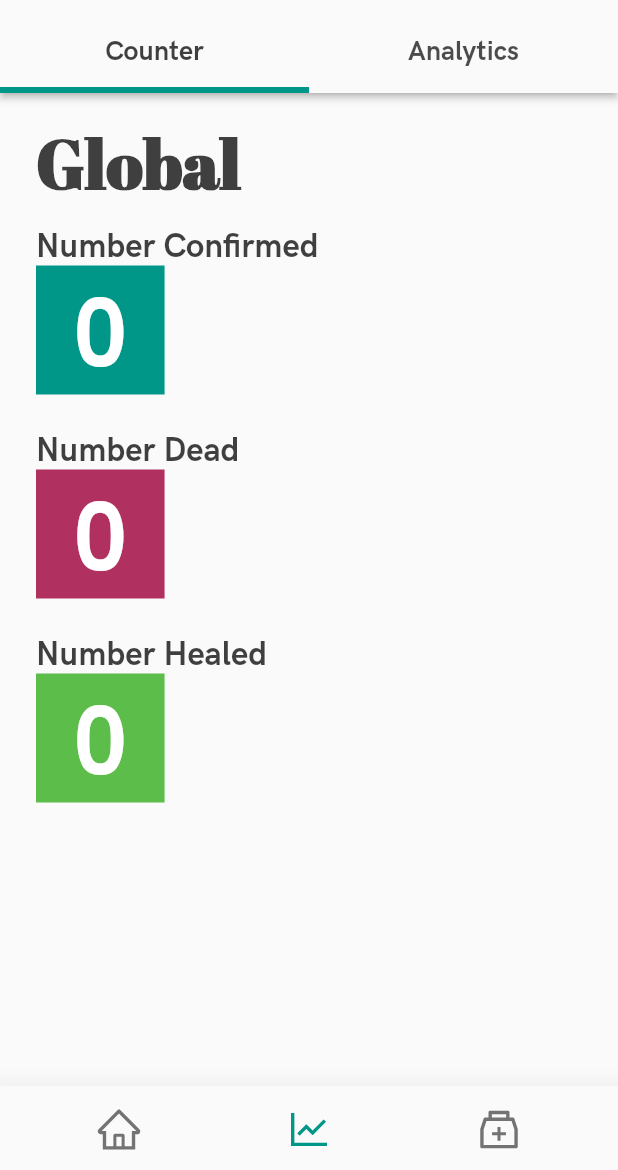
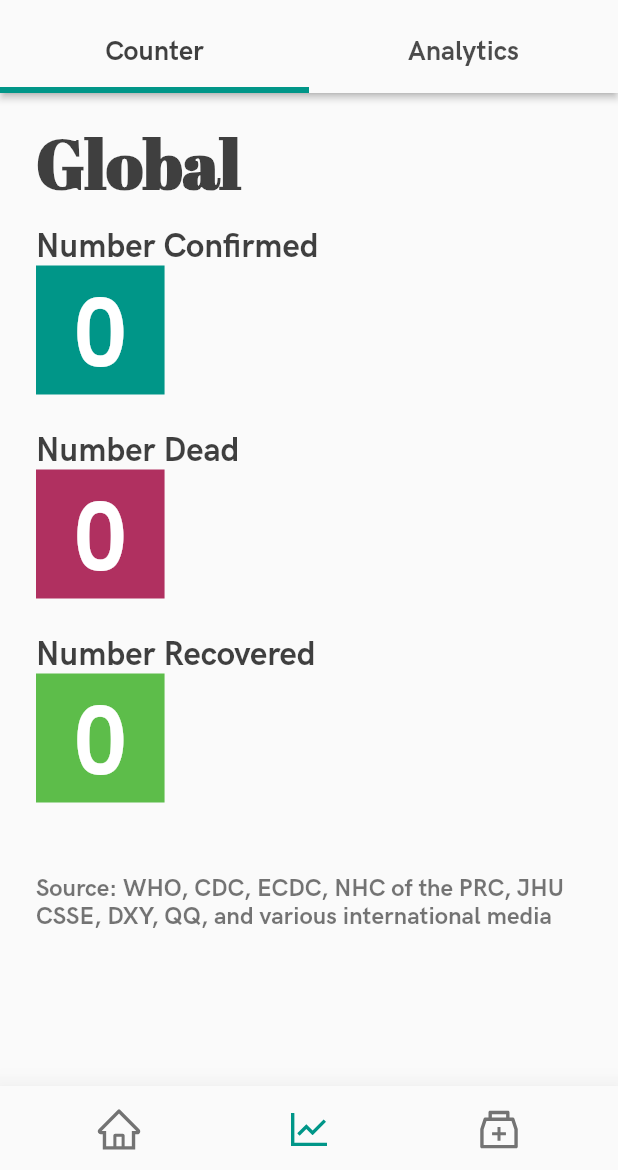
Before and after one commit to theleadio/corona_flutter, a Flutter app: the screen it shows after launch, item 2 of the bottom bar chosen, on a phone screen of 412 x 824 dp, the part 66-1236 px from its top. Run offline on Flutter 3.47's test engine with Material 2 defaults, Android fonts, the phone set to English and light mode, and no system bars; our stand-ins replace ant_icons, built_collection, built_value, cached_network_image, flutter_svg, recase and 3 more; missing offline and left inert: draggable_scrollbar, flag, flutter_custom_tabs; generated files the repository leaves out were written again; network calls fail.

```diff
--- a/lib/model/model.dart
+++ b/lib/model/model.dart
@@ -40,14 +40,10 @@ abstract class StatsCounter implements Built<StatsCounter, StatsCounterBuilder>
   static Serializer<StatsCounter> get serializer => _$statsCounterSerializer;
 
   @nullable
-  int get country;
+  String get country;
 
   @BuiltValueField(wireName: 'num_confirm')
   int get numConfirm;
-
-  @nullable
-  @BuiltValueField(wireName: 'num_suspect')
-  int get numSuspect;
 
   @BuiltValueField(wireName: 'num_dead')
   int get numDead;
@@ -56,8 +52,8 @@ abstract class StatsCounter implements Built<StatsCounter, StatsCounterBuilder>
   int get numHeal;
 
   @nullable
-  @BuiltValueField(wireName: 'posted_date')
-  String get postedDate;
+  @BuiltValueField(wireName: 'created')
+  String get created;
 
   factory StatsCounter([Function(StatsCounterBuilder) updates]) = _$StatsCounter;
   StatsCounter._();
--- a/lib/pages/statistics/counter_page.dart
+++ b/lib/pages/statistics/counter_page.dart
@@ -73,9 +73,24 @@ class _CounterPageState extends State<CounterPage>
             number: widget.statsService.stats?.numDead ?? 0,
           ),
           CounterWrapper(
-            title: 'Number Healed',
+            title: 'Number Recovered',
             color: Color(0xFF5DBD4A),
             number: widget.statsService.stats?.numHeal ?? 0,
+          ),
+          Padding(
+            padding: const EdgeInsets.only(
+              left: 24.0,
+              right: 24.0,
+              top: 36.0,
+            ),
+            child: Text(
+              'Source: WHO, CDC, ECDC, NHC of the PRC, JHU CSSE, DXY, QQ, and various international media',
+              style: TextStyle(
+                fontSize: 16.0,
+                color: Colors.black54,
+                fontWeight: FontWeight.w700,
+              ),
+            ),
           ),
         ],
       ),
--- a/lib/pages/statistics/statistics_page.dart
+++ b/lib/pages/statistics/statistics_page.dart
@@ -1,5 +1,4 @@
 import 'package:corona_flutter/core/stat.dart';
-import 'package:corona_flutter/pages/statistics/analytics_page.dart';
 import 'package:corona_flutter/pages/statistics/counter_page.dart';
 import 'package:corona_flutter/utils/helper.dart';
 import 'package:corona_flutter/widgets/web_view_wrapper.dart';
@@ -105,8 +104,9 @@ class _StatisticsPageState extends State<StatisticsPage>
             statsService: widget.statsService,
           ),
           ..._embededWebs.map(
-            (web) => AnalyticsPage(
-              url: web.url,
+            (web) => WebViewWrapper(
+              key: Key(web.title),
+              initialUrl: web.url,
             ),
           ),
         ],
--- a/lib/utils/helper.dart
+++ b/lib/utils/helper.dart
@@ -4,6 +4,7 @@ import 'package:corona_flutter/utils/constants.dart';
 import 'package:flag/flag.dart';
 import 'package:flutter/material.dart';
 import 'package:flutter_custom_tabs/flutter_custom_tabs.dart' as CustomTabs;
+import 'package:flutter_svg/flutter_svg.dart';
 import 'package:intl/intl.dart';
 import 'package:shared_preferences/shared_preferences.dart';
 import 'package:url_launcher/url_launcher.dart';
@@ -128,6 +129,18 @@ class Helper {
       );
     }
 
+    // Wrong flag for MY. Workaround until Flag library got it fixed
+    if (countryCode == "MY") {
+      String assetName = 'assets/img/' + countryCode.toLowerCase() + '.svg';
+      Widget svg = SvgPicture.asset(
+        assetName,
+        semanticsLabel: countryCode,
+        height: height,
+        width: width + 8.0,
+      );
+      return svg;
+    }
+
     return Flags.getMiniFlag(countryCode, width, height);
   }
 
@@ -136,8 +149,8 @@ class Helper {
     assert(countryCode != null);
 
     try {
-      String countryName = AppConstants.countriesList
-          .firstWhere((country) => country["code"] == countryCode)["name"];
+      String countryName = AppConstants.countriesList.firstWhere(
+          (country) => country["code"] == countryCode.toUpperCase())["name"];
 
       // return empty string if country code is 'GLOBAL', for API calling purpose.
       return countryName == 'GLOBAL' ? '' : countryName;
--- a/pubspec.yaml
+++ b/pubspec.yaml
@@ -10,7 +10,7 @@ description: A Flutter client for curated news about Coronavirus.
 # In iOS, build-name is used as CFBundleShortVersionString while build-number used as CFBundleVersion.
 # Read more about iOS versioning at
 # https://developer.apple.com/library/archive/documentation/General/Reference/InfoPlistKeyReference/Articles/CoreFoundationKeys.html
-version: 1.1.6+7
+version: 1.1.7+8
 
 environment:
   sdk: ">=2.2.2 <3.0.0"
@@ -24,6 +24,7 @@ dependencies:
   cupertino_icons: ^0.1.2
   draggable_scrollbar: ^0.0.4
   flutter_custom_tabs: ^0.6.0
+  flutter_svg: ^0.15.0
   http: ^0.12.0+4
   intl: ^0.16.1
   flag: ^1.0.2
@@ -65,6 +66,7 @@ flutter:
     - assets/img/hafeezn.webp
     - assets/img/shian.webp
     - assets/img/tanweiseng.webp
+    - assets/img/my.svg
 
   fonts:
     - family: HKGrotesk
```
Also changed, not shown: lib/pages/news/news_page.dart (+39 -2 lines), lib/pages/statistics/analytics_page.dart (deleted, +0 -84 lines), assets/img/my.svg (added), pubspec.lock, 1 other file.
